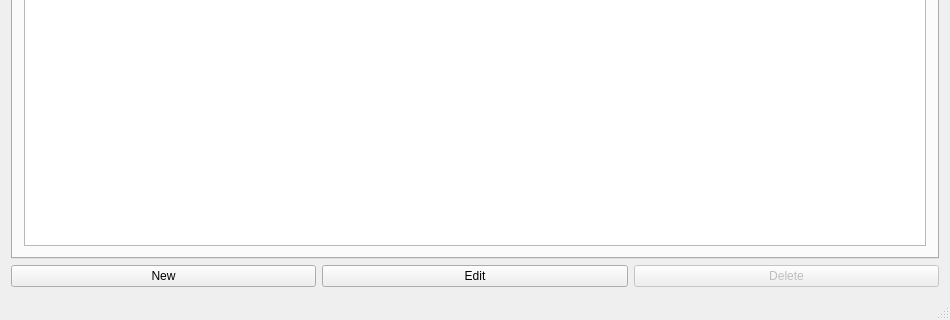
This is vika3/Vika3/mainwindow.ui in BeanBean-Nyah/T113-VLN as Qt 5 draws it before an edit; both pictures show x 0 to 950 and y 480 to 800 of the 950 by 800 pixel window. The edited form follows.
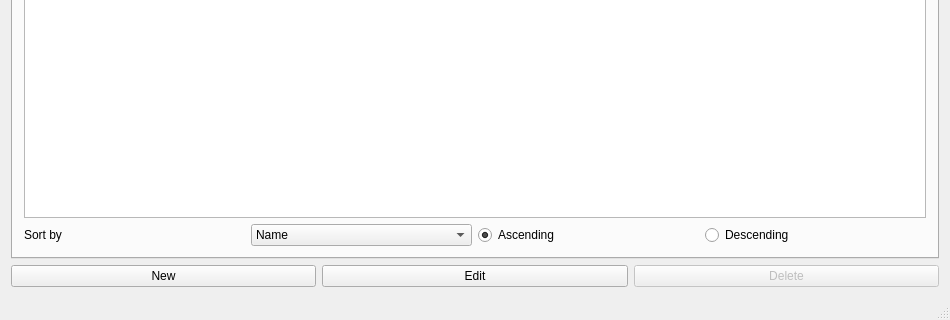
This is the edited form.

Patch:
```diff
--- a/vika3/Vika3/mainwindow.ui
+++ b/vika3/Vika3/mainwindow.ui
@@ -23,6 +23,9 @@
    <layout class="QVBoxLayout" name="verticalLayout_4">
     <item>
      <widget class="QTabWidget" name="tabWidget">
+      <property name="layoutDirection">
+       <enum>Qt::LeftToRight</enum>
+      </property>
       <property name="currentIndex">
        <number>0</number>
       </property>
@@ -61,10 +64,10 @@
            <enum>QAbstractItemView::SelectRows</enum>
           </property>
           <property name="sortingEnabled">
-           <bool>true</bool>
+           <bool>false</bool>
           </property>
           <attribute name="verticalHeaderVisible">
-           <bool>true</bool>
+           <bool>false</bool>
           </attribute>
           <column>
            <property name="text">
@@ -88,6 +91,58 @@
           </column>
          </widget>
         </item>
+        <item>
+         <layout class="QHBoxLayout" name="horizontalLayout_7">
+          <item>
+           <widget class="QLabel" name="label_sort_by">
+            <property name="text">
+             <string>Sort by</string>
+            </property>
+           </widget>
+          </item>
+          <item>
+           <widget class="QComboBox" name="comboBox_person_sort">
+            <item>
+             <property name="text">
+              <string>Name</string>
+             </property>
+            </item>
+            <item>
+             <property name="text">
+              <string>Sex</string>
+             </property>
+            </item>
+            <item>
+             <property name="text">
+              <string>Birth year</string>
+             </property>
+            </item>
+            <item>
+             <property name="text">
+              <string>Year of death</string>
+             </property>
+            </item>
+           </widget>
+          </item>
+          <item>
+           <widget class="QRadioButton" name="radioButton_person_sort_asc">
+            <property name="text">
+             <string>Ascending</string>
+            </property>
+            <property name="checked">
+             <bool>true</bool>
+            </property>
+           </widget>
+          </item>
+          <item>
+           <widget class="QRadioButton" name="radioButton_person_sort_desc">
+            <property name="text">
+             <string>Descending</string>
+            </property>
+           </widget>
+          </item>
+         </layout>
+        </item>
        </layout>
       </widget>
       <widget class="QWidget" name="tab_2">
```
Left out of the diff: 5 changed lines with no effect on the pictures.
